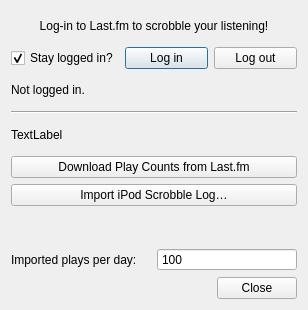
Old version of the form ui/lastfm.ui in the repository music-hive-dev/MusicHive.
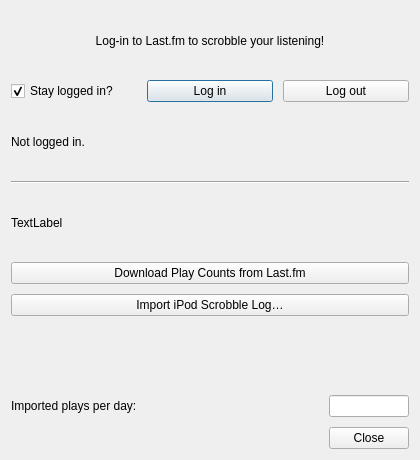
New version of the form.

Commit message: added dark and light mode with a custom highlight colour, number fields and a roomier last.fm window

```diff
--- a/ui/lastfm.ui
+++ b/ui/lastfm.ui
@@ -6,32 +6,26 @@
    <rect>
     <x>0</x>
     <y>0</y>
-    <width>308</width>
-    <height>310</height>
+    <width>420</width>
+    <height>460</height>
    </rect>
   </property>
-  <property name="sizePolicy">
-   <sizepolicy hsizetype="Fixed" vsizetype="Fixed">
-    <horstretch>0</horstretch>
-    <verstretch>0</verstretch>
-   </sizepolicy>
-  </property>
   <property name="minimumSize">
    <size>
-    <width>308</width>
-    <height>310</height>
-   </size>
-  </property>
-  <property name="maximumSize">
-   <size>
-    <width>308</width>
-    <height>310</height>
+    <width>420</width>
+    <height>0</height>
    </size>
   </property>
   <property name="windowTitle">
-   <string>Dialog</string>
+   <string>Last.fm</string>
   </property>
   <layout class="QVBoxLayout" name="verticalLayout">
+   <property name="spacing">
+    <number>10</number>
+   </property>
+   <property name="sizeConstraint">
+    <enum>QLayout::SizeConstraint::SetMinimumSize</enum>
+   </property>
    <item>
     <widget class="QLabel" name="label">
      <property name="sizePolicy">
@@ -140,20 +134,23 @@
       </widget>
      </item>
      <item>
-      <widget class="QSpinBox" name="lastFmBacklogPerDay">
-       <property name="buttonSymbols">
-        <enum>QAbstractSpinBox::ButtonSymbols::NoButtons</enum>
+      <widget class="QLineEdit" name="lastFmBacklogPerDay">
+       <property name="maximumSize">
+        <size>
+         <width>80</width>
+         <height>16777215</height>
+        </size>
        </property>
-       <property name="keyboardTracking">
-        <bool>false</bool>
+       <property name="toolTip">
+        <string>Type a number, or use the Up and Down keys</string>
        </property>
-       <property name="minimum">
+       <property name="minimum" stdset="0">
         <number>1</number>
        </property>
-       <property name="maximum">
+       <property name="maximum" stdset="0">
         <number>2700</number>
        </property>
-       <property name="value">
+       <property name="value" stdset="0">
         <number>100</number>
        </property>
       </widget>
```
The commit also changes 15 other files.
